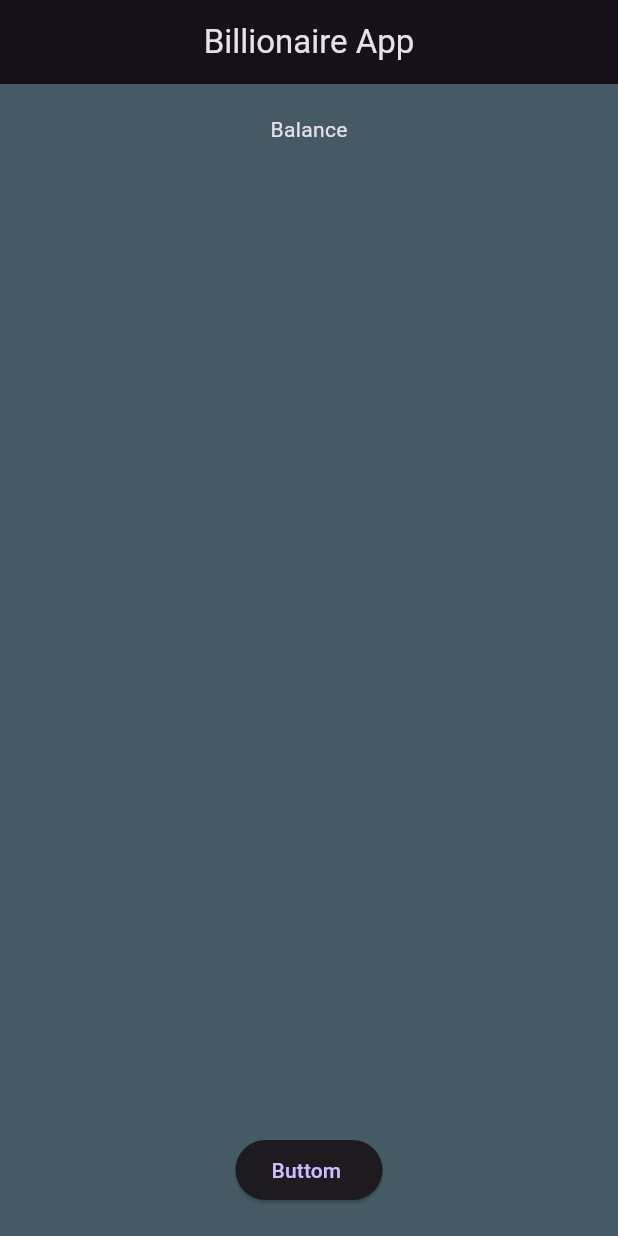
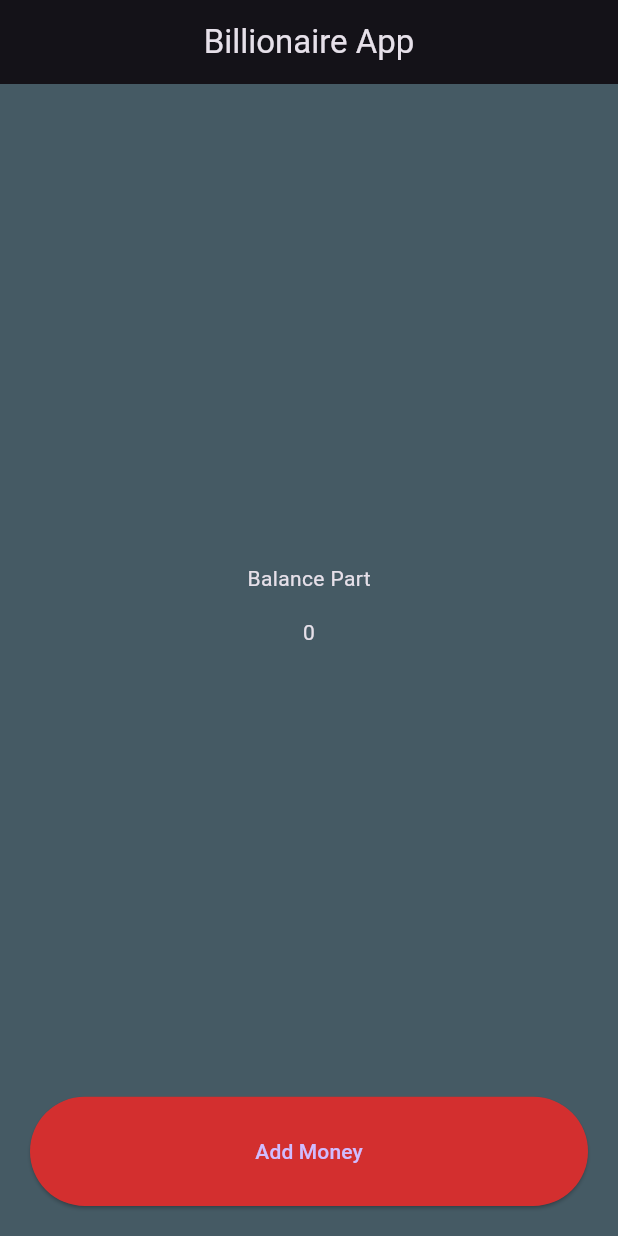
Before and after one commit to ankitmandar/Billionaire-App, a Flutter app: the screen it shows after launch, on a phone screen of 412 x 824 dp. Run offline on Flutter 3.47's test engine with Material 3 defaults, Android fonts, the phone set to English and light mode, and no system bars.

Commit message:
Expanded, flex and buttom styling

```diff
--- a/lib/main.dart
+++ b/lib/main.dart
@@ -12,7 +12,7 @@
   Widget build(BuildContext context) {
     return MaterialApp(
       debugShowCheckedModeBanner: false,
-      theme: ThemeData.dark(),
+      theme: ThemeData.dark(useMaterial3: true),
       home: HomeScreen(),
     );
   }
--- a/lib/screens/home_screen.dart
+++ b/lib/screens/home_screen.dart
@@ -18,9 +18,28 @@
         width: double.infinity,
         child: Column(
           mainAxisAlignment: MainAxisAlignment.spaceBetween,
+
           children: [
-            Text('Balance'),
-            ElevatedButton(onPressed: afunction, child: Text('Buttom ')),
+            Expanded(
+              flex: 9,
+              child: Column(
+                spacing: 16,
+                mainAxisAlignment: MainAxisAlignment.center,
+                children: [Text('Balance Part'), Text('0')],
+              ),
+            ),
+
+            Expanded(
+              flex: 1,
+              child: ElevatedButton(
+                style: ElevatedButton.styleFrom(
+                  backgroundColor: Colors.red[700],
+                  minimumSize: Size(double.infinity, double.infinity),
+                ),
+                onPressed: afunction,
+                child: Text('Add Money'),
+              ),
+            ),
           ],
         ),
       ),
```
Also changed, not shown: 1 other file.
